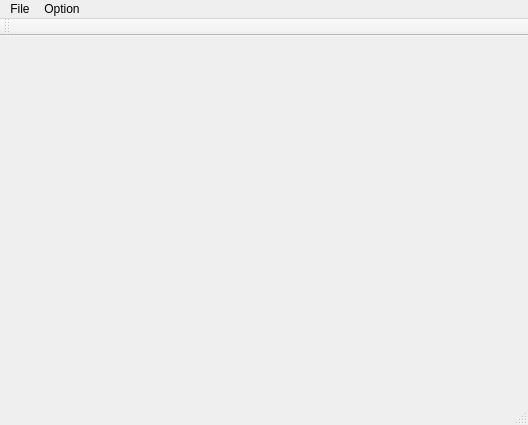
This is mainwindow.ui in fry767/QTui as Qt 5 draws it before an edit. The edited form follows.
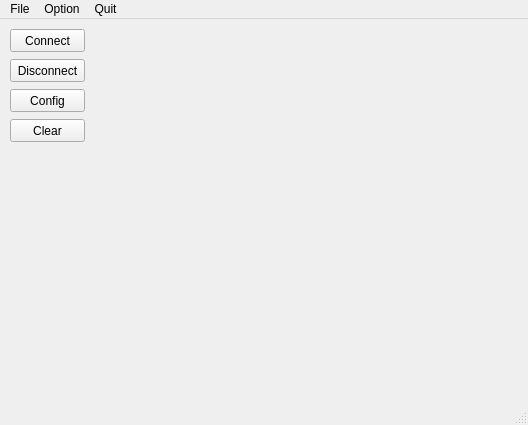
This is the edited form.

Commit message: Link entre la fenetre des setting et connection avec le serial

```diff
--- a/mainwindow.ui
+++ b/mainwindow.ui
@@ -13,7 +13,60 @@
   <property name="windowTitle">
    <string>MainWindow</string>
   </property>
-  <widget class="QWidget" name="centralWidget"/>
+  <widget class="QWidget" name="centralWidget">
+   <widget class="QPushButton" name="connectPushButton">
+    <property name="geometry">
+     <rect>
+      <x>10</x>
+      <y>10</y>
+      <width>75</width>
+      <height>23</height>
+     </rect>
+    </property>
+    <property name="text">
+     <string>Connect</string>
+    </property>
+   </widget>
+   <widget class="QPushButton" name="disconnectPushButton">
+    <property name="geometry">
+     <rect>
+      <x>10</x>
+      <y>40</y>
+      <width>75</width>
+      <height>23</height>
+     </rect>
+    </property>
+    <property name="text">
+     <string>Disconnect</string>
+    </property>
+   </widget>
+   <widget class="QPushButton" name="configPushButton">
+    <property name="geometry">
+     <rect>
+      <x>10</x>
+      <y>70</y>
+      <width>75</width>
+      <height>23</height>
+     </rect>
+    </property>
+    <property name="text">
+     <string>Config</string>
+    </property>
+   </widget>
+   <widget class="QPushButton" name="clearPushButton">
+    <property name="geometry">
+     <rect>
+      <x>10</x>
+      <y>100</y>
+      <width>75</width>
+      <height>23</height>
+     </rect>
+    </property>
+    <property name="text">
+     <string>Clear</string>
+    </property>
+   </widget>
+  </widget>
   <widget class="QMenuBar" name="menuBar">
    <property name="geometry">
     <rect>
@@ -32,18 +85,17 @@
     <property name="title">
      <string>Option</string>
     </property>
-    <addaction name="actionConfigutation"/>
+    <addaction name="actionConfig"/>
+   </widget>
+   <widget class="QMenu" name="menuQuit">
+    <property name="title">
+     <string>Quit</string>
+    </property>
+    <addaction name="actionQuitter"/>
    </widget>
    <addaction name="menuFile"/>
    <addaction name="menuConfig"/>
-  </widget>
-  <widget class="QToolBar" name="mainToolBar">
-   <attribute name="toolBarArea">
-    <enum>TopToolBarArea</enum>
-   </attribute>
-   <attribute name="toolBarBreak">
-    <bool>false</bool>
-   </attribute>
+   <addaction name="menuQuit"/>
   </widget>
   <widget class="QStatusBar" name="statusBar"/>
   <action name="actionConfigutation">
```
Left out of the diff: 7 changed lines with no effect on the pictures. The commit also changes 5 other files.
